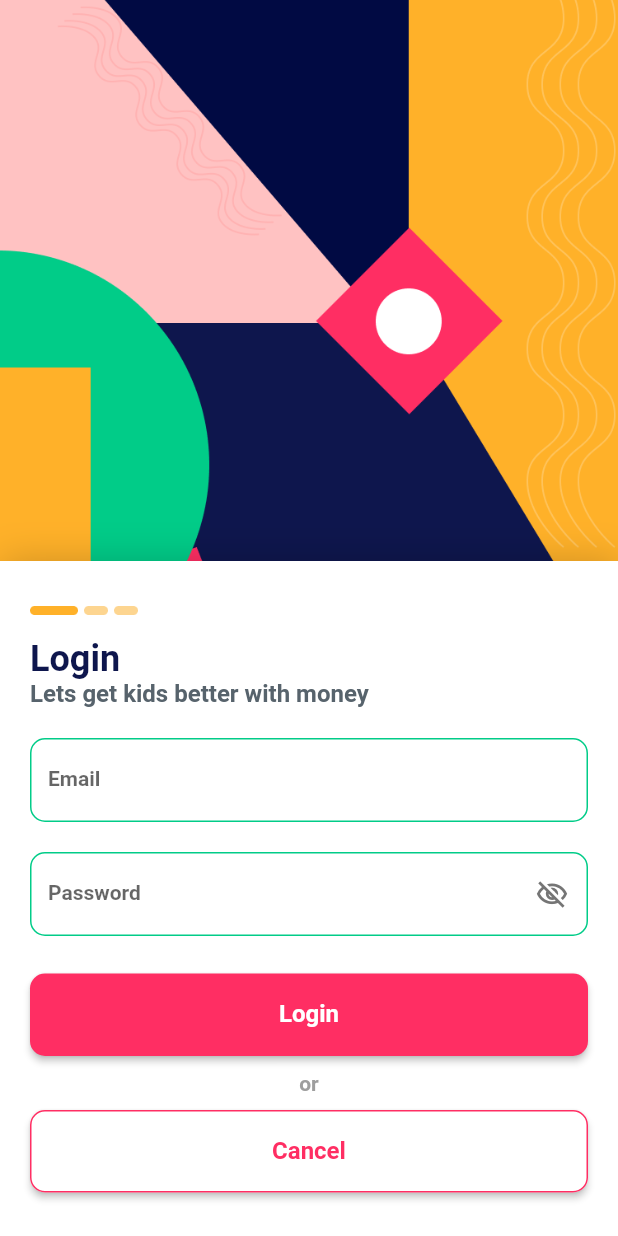
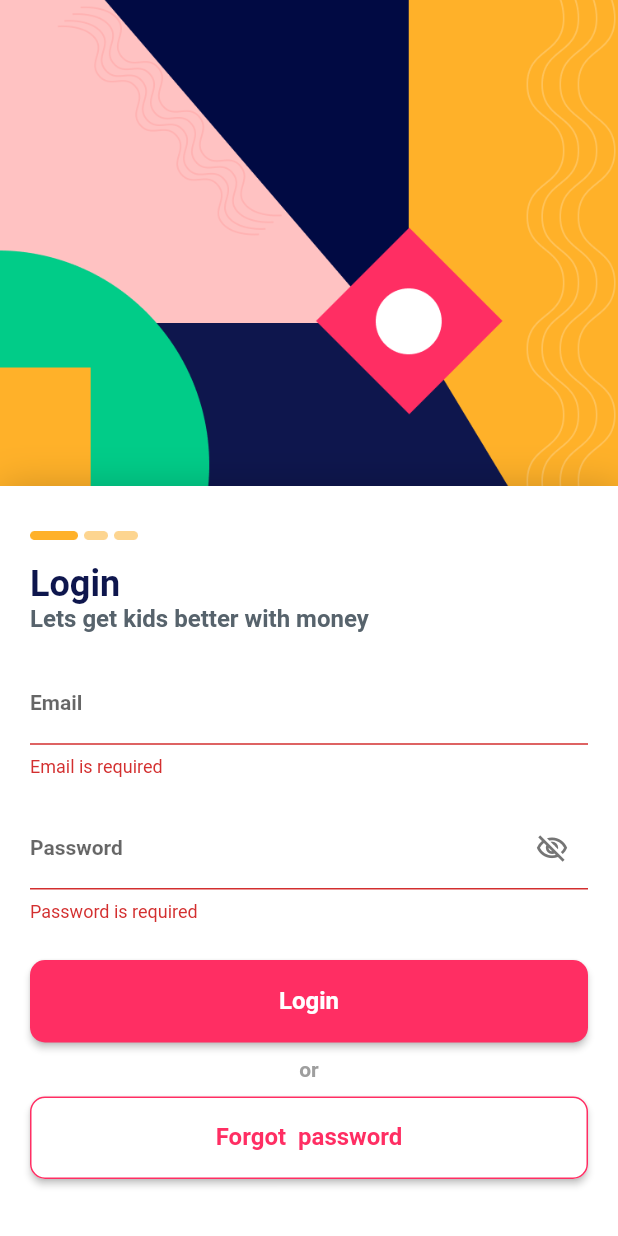
Before and after one commit to red010b37/kid-saver, a Flutter app: the LoginWidget screen opened directly, on a phone screen of 412 x 824 dp. Run offline on Flutter 3.47's test engine with Material 2 defaults, Android fonts, the phone set to English and light mode, and no system bars; drawn by our look-alikes of auto_size_text; our stand-ins replace built_collection, built_value, cached_network_image, cloud_firestore, file_picker, firebase_auth and 14 more; missing offline and left inert: forge2d, json_path, mime_type; accounts and stored records are empty; generated files the repository leaves out were written again; Roboto replaces fonts that are missing (Lexend Deca).

Commit message:
Updating to latest FlutterFlow output.

```diff
--- a/lib/flutter_flow/internationalization.dart
+++ b/lib/flutter_flow/internationalization.dart
@@ -368,11 +368,11 @@ final kTranslationsMap = <Map<String, Map<String, String>>>[
   },
   // BucketView
   {
-    'htd4qf5y': {
+    'ixilz23l': {
       'en': 'Added from Dad ',
       'es': '',
     },
-    'xbjimg0d': {
+    'ufo9pcj1': {
       'en': 'Home',
       'es': '',
     },
@@ -387,7 +387,7 @@ final kTranslationsMap = <Map<String, Map<String, String>>>[
       'en': 'Lets get kids better with money',
       'es': '',
     },
-    'oydpb6qk': {
+    '96czrfys': {
       'en': 'Email',
       'es': '',
     },
@@ -395,7 +395,7 @@ final kTranslationsMap = <Map<String, Map<String, String>>>[
       'en': '',
       'es': '',
     },
-    '3m7hydg0': {
+    '3hdgoeeg': {
       'en': 'Password',
       'es': '',
     },
@@ -407,12 +407,20 @@ final kTranslationsMap = <Map<String, Map<String, String>>>[
       'en': 'Login',
       'es': '',
     },
+    'uv9ap6lt': {
+      'en': 'Email is required',
+      'es': '',
+    },
+    'qw2on4zr': {
+      'en': 'Password is required',
+      'es': '',
+    },
     '8wbspg0c': {
       'en': 'or',
       'es': '',
     },
     'xyjcrf1i': {
-      'en': 'Cancel',
+      'en': 'Forgot  password',
       'es': '',
     },
     '15e8wccw': {
--- a/lib/login/login_widget.dart
+++ b/lib/login/login_widget.dart
@@ -71,7 +71,7 @@ class _LoginWidgetState extends State<LoginWidget>
               alignment: AlignmentDirectional(0, 1),
               child: Container(
                 width: MediaQuery.of(context).size.width,
-                height: 450,
+                height: 500,
                 constraints: BoxConstraints(
                   maxWidth: 500,
                 ),
@@ -87,6 +87,7 @@ class _LoginWidgetState extends State<LoginWidget>
                 ),
                 child: Padding(
                   padding: EdgeInsetsDirectional.fromSTEB(20, 20, 20, 30),
+                  child: SingleChildScrollView(
                     child: Column(
                       mainAxisSize: MainAxisSize.max,
                       crossAxisAlignment: CrossAxisAlignment.start,
@@ -117,14 +118,17 @@ class _LoginWidgetState extends State<LoginWidget>
                           FFLocalizations.of(context).getText(
                             'iy0e8jbo' /* Lets get kids better with mone... */,
                           ),
-                        style: FlutterFlowTheme.of(context).subtitle2.override(
+                          style: FlutterFlowTheme.of(context)
+                              .subtitle2
+                              .override(
                                 fontFamily: 'Lexend Deca',
-                              color: FlutterFlowTheme.of(context).secondaryText,
+                                color:
+                                    FlutterFlowTheme.of(context).secondaryText,
                               ),
                         ),
                         Form(
                           key: formKey,
-                        autovalidateMode: AutovalidateMode.disabled,
+                          autovalidateMode: AutovalidateMode.always,
                           child: Column(
                             mainAxisSize: MainAxisSize.max,
                             children: [
@@ -160,6 +164,13 @@ class _LoginWidgetState extends State<LoginWidget>
                                         color: FlutterFlowTheme.of(context)
                                             .tertiaryColor,
                                       ),
+                                  validator: (val) {
+                                    if (val.isEmpty) {
+                                      return 'Email is required';
+                                    }
+
+                                    return null;
+                                  },
                                 ),
                               ),
                               Padding(
@@ -207,6 +218,13 @@ class _LoginWidgetState extends State<LoginWidget>
                                         color: FlutterFlowTheme.of(context)
                                             .tertiaryColor,
                                       ),
+                                  validator: (val) {
+                                    if (val.isEmpty) {
+                                      return 'Password is required';
+                                    }
+
+                                    return null;
+                                  },
                                 ),
                               ),
                               Padding(
@@ -260,13 +278,15 @@ class _LoginWidgetState extends State<LoginWidget>
                         Align(
                           alignment: AlignmentDirectional(0, 0),
                           child: Padding(
-                          padding: EdgeInsetsDirectional.fromSTEB(0, 10, 0, 0),
+                            padding:
+                                EdgeInsetsDirectional.fromSTEB(0, 10, 0, 0),
                             child: Text(
                               FFLocalizations.of(context).getText(
                                 '8wbspg0c' /* or */,
                               ),
-                            style:
-                                FlutterFlowTheme.of(context).bodyText1.override(
+                              style: FlutterFlowTheme.of(context)
+                                  .bodyText1
+                                  .override(
                                     fontFamily: 'Lexend Deca',
                                     color: Color(0xFF9E9E9E),
                                   ),
@@ -276,18 +296,32 @@ class _LoginWidgetState extends State<LoginWidget>
                         Padding(
                           padding: EdgeInsetsDirectional.fromSTEB(0, 10, 0, 0),
                           child: FFButtonWidget(
-                          onPressed: () {
-                            print('Cancel pressed ...');
+                            onPressed: () async {
+                              if (emailTextController.text.isEmpty) {
+                                ScaffoldMessenger.of(context).showSnackBar(
+                                  SnackBar(
+                                    content: Text(
+                                      'Email required!',
+                                    ),
+                                  ),
+                                );
+                                return;
+                              }
+                              await resetPassword(
+                                email: emailTextController.text,
+                                context: context,
+                              );
                             },
                             text: FFLocalizations.of(context).getText(
-                            'xyjcrf1i' /* Cancel */,
+                              'xyjcrf1i' /* Forgot  password */,
                             ),
                             options: FFButtonOptions(
                               width: double.infinity,
                               height: 55,
                               color: Colors.white,
-                            textStyle:
-                                FlutterFlowTheme.of(context).subtitle2.override(
+                              textStyle: FlutterFlowTheme.of(context)
+                                  .subtitle2
+                                  .override(
                                     fontFamily: 'Lexend Deca',
                                     color: FlutterFlowTheme.of(context)
                                         .secondaryColor,
@@ -304,6 +338,7 @@ class _LoginWidgetState extends State<LoginWidget>
                       ],
                     ),
                   ),
+                ),
               ).animated([animationsMap['containerOnActionTriggerAnimation']]),
             ),
           ],
```
Also changed, not shown: 1 other file. Lines whose indentation alone changed are shown as unchanged.
